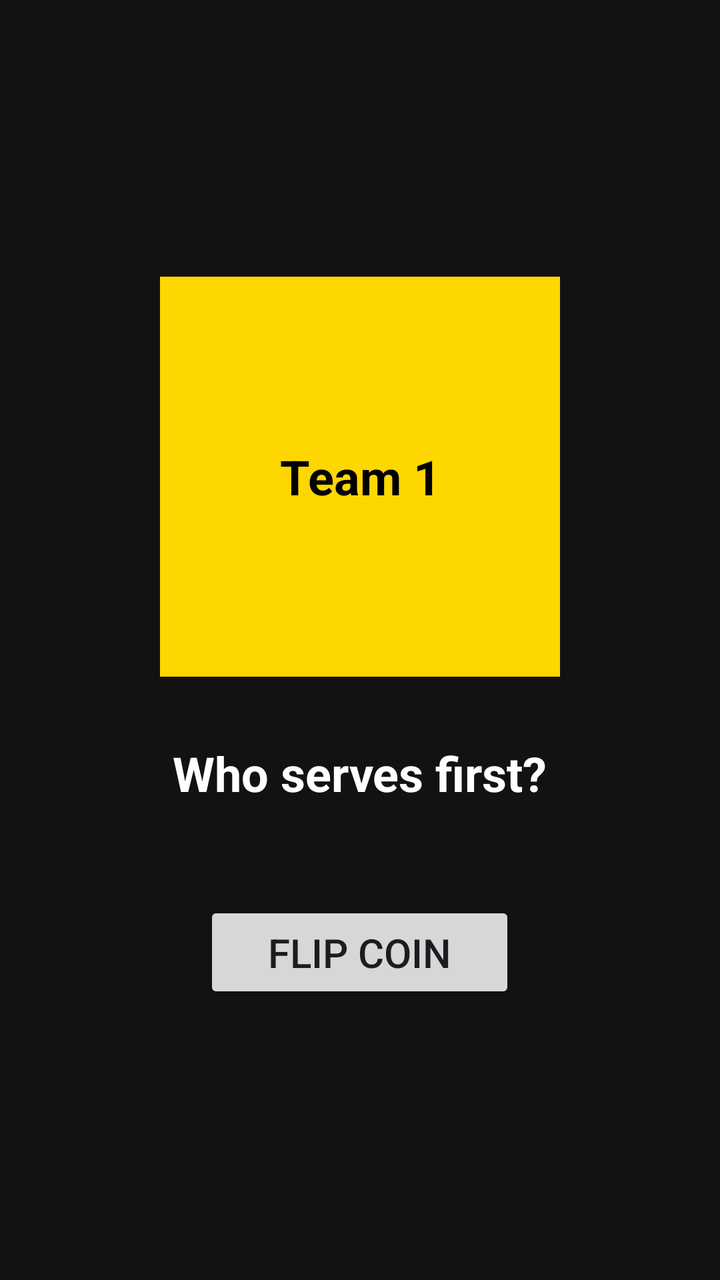
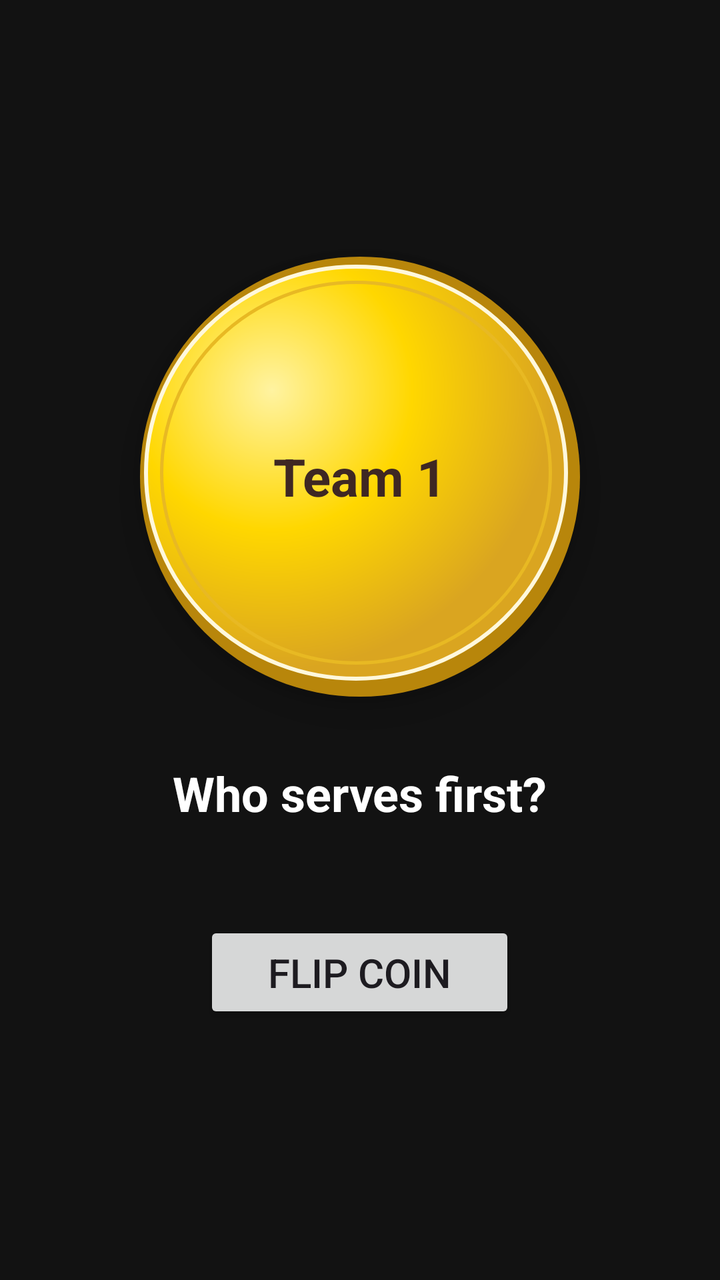

Screens rendered from an Android XML layout before and after an edit, with the pre-edit source and the edit as a unified diff.
<!-- AndroidManifest.xml: application theme Theme.PickleballScorer -->
<!-- res/layout/activity_coin_toss.xml -->
<?xml version="1.0" encoding="utf-8"?>
<LinearLayout xmlns:android="http://schemas.android.com/apk/res/android"
    android:layout_width="match_parent"
    android:layout_height="match_parent"
    android:orientation="vertical"
    android:gravity="center"
    android:fitsSystemWindows="true"
    android:padding="16dp"
    android:background="#121212">

    
    <TextView
        android:id="@+id/tvCoin"
        android:layout_width="200dp"
        android:layout_height="200dp"
        android:background="#FFD700"
        android:textColor="#000000"
        android:gravity="center"
        android:padding="16dp"
        android:text="Team 1"
        android:textSize="24sp"
        android:textStyle="bold"
        android:layout_marginBottom="32dp" />

    
    <TextView
        android:id="@+id/tvTossResult"
        android:layout_width="wrap_content"
        android:layout_height="wrap_content"
        android:text="Who serves first?"
        android:textSize="24sp"
        android:textColor="#FFFFFF"
        android:textStyle="bold"
        android:layout_marginBottom="48dp" />

    
    <Button
        android:id="@+id/btnToss"
        android:layout_width="wrap_content"
        android:layout_height="wrap_content"
        android:text="FLIP COIN"
        android:textSize="20sp"
        android:paddingHorizontal="32dp"
        android:paddingVertical="12dp"/>

</LinearLayout>
<!-- resources referenced by this layout -->
<resources>
  <style name="Theme.PickleballScorer" parent="Base.Theme.PickleballScorer" />
  <style name="Base.Theme.PickleballScorer" parent="Theme.Material3.DayNight.NoActionBar">
          
          
      </style>
</resources>

<!-- the commit's change to res/layout/activity_coin_toss.xml (unified diff, before → after) -->
@@ -11,16 +11,17 @@
     
     <TextView
         android:id="@+id/tvCoin"
-        android:layout_width="200dp"
-        android:layout_height="200dp"
-        android:background="#FFD700"
-        android:textColor="#000000"
+        android:layout_width="220dp"
+        android:layout_height="220dp"
+        android:background="@drawable/bg_coin_3d"
+        android:textColor="#3E2723"
         android:gravity="center"
-        android:padding="16dp"
+        android:padding="24dp"
         android:text="Team 1"
-        android:textSize="24sp"
+        android:textSize="26sp"
         android:textStyle="bold"
-        android:layout_marginBottom="32dp" />
+        android:layout_marginBottom="32dp"
+        android:elevation="12dp" />
 
     
     <TextView
<!-- resource entries referenced after the edit -->
@@ -1,5 +1,51 @@
 <!-- resources referenced by this layout -->
 <resources>
+  <!-- drawable bg_coin_3d (drawable) -->
+  <?xml version="1.0" encoding="utf-8"?>
+  <layer-list xmlns:android="http://schemas.android.com/apk/res/android">
+  
+      
+      <item>
+          <shape android:shape="oval">
+              <solid android:color="#B8860B" /> 
+          </shape>
+      </item>
+  
+      
+      <item
+          android:top="4dp"
+          android:left="2dp"
+          android:right="6dp"
+          android:bottom="8dp">
+          <shape android:shape="oval">
+              <gradient
+                  android:type="radial"
+                  android:gradientRadius="140dp"
+                  android:centerX="0.3"
+                  android:centerY="0.3"
+                  android:startColor="#FFF3A1"
+                  android:centerColor="#FFD700"
+                  android:endColor="#DAA520" />
+              <stroke
+                  android:width="2dp"
+                  android:color="#FFF8DC" />
+          </shape>
+      </item>
+  
+      
+      <item
+          android:top="12dp"
+          android:left="10dp"
+          android:right="14dp"
+          android:bottom="16dp">
+          <shape android:shape="oval">
+              <stroke
+                  android:width="1.5dp"
+                  android:color="#E8B923" />
+          </shape>
+      </item>
+  
+  </layer-list>
   <style name="Theme.PickleballScorer" parent="Base.Theme.PickleballScorer" />
   <style name="Base.Theme.PickleballScorer" parent="Theme.Material3.DayNight.NoActionBar">
           
